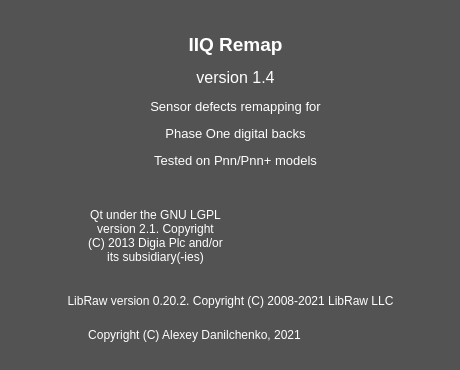
This is IIQRemap/common/about.ui in Alexey-Danilchenko/PhaseOne-IIQ-Tools as Qt 5 draws it before an edit. The edited form follows.
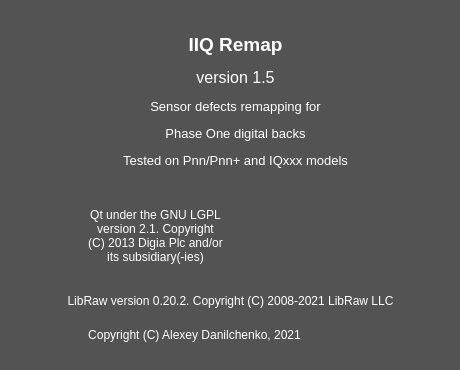
This is the edited form. Icons and pictures are not drawn.

Commit message:
Added support for Pnn+ and IQnnn backs with Sensor+
Those backs require two parts calibration file, support for two part calibration mode has been added to remap application.

The edit to the form file:
```diff
--- a/IIQRemap/common/about.ui
+++ b/IIQRemap/common/about.ui
@@ -175,7 +175,7 @@
     <cursorShape>PointingHandCursor</cursorShape>
    </property>
    <property name="text">
-    <string>&lt;html&gt;&lt;head/&gt;&lt;body&gt;&lt;p align=&quot;center&quot;&gt;&lt;span style=&quot; font-size:14pt; font-weight:600;&quot;&gt;IIQ Remap&lt;/span&gt;&lt;/p&gt;&lt;p align=&quot;center&quot;&gt;&lt;span style=&quot; font-size:12pt;&quot;&gt;version 1.4&lt;/span&gt;&lt;/p&gt;&lt;p align=&quot;center&quot;&gt;&lt;span style=&quot; font-size:10pt;&quot;&gt;Sensor defects remapping for&lt;/span&gt;&lt;/p&gt;&lt;p align=&quot;center&quot;&gt;&lt;span style=&quot; font-size:10pt;&quot;&gt;Phase One digital backs&lt;/span&gt;&lt;/p&gt;&lt;p align=&quot;center&quot;&gt;&lt;span style=&quot; font-size:10pt;&quot;&gt;Tested on Pnn/Pnn+ models&lt;/span&gt;&lt;/p&gt;&lt;/body&gt;&lt;/html&gt;</string>
+    <string>&lt;html&gt;&lt;head/&gt;&lt;body&gt;&lt;p align=&quot;center&quot;&gt;&lt;span style=&quot; font-size:14pt; font-weight:600;&quot;&gt;IIQ Remap&lt;/span&gt;&lt;/p&gt;&lt;p align=&quot;center&quot;&gt;&lt;span style=&quot; font-size:12pt;&quot;&gt;version 1.5&lt;/span&gt;&lt;/p&gt;&lt;p align=&quot;center&quot;&gt;&lt;span style=&quot; font-size:10pt;&quot;&gt;Sensor defects remapping for&lt;/span&gt;&lt;/p&gt;&lt;p align=&quot;center&quot;&gt;&lt;span style=&quot; font-size:10pt;&quot;&gt;Phase One digital backs&lt;/span&gt;&lt;/p&gt;&lt;p align=&quot;center&quot;&gt;&lt;span style=&quot; font-size:10pt;&quot;&gt;Tested on Pnn/Pnn+ and IQxxx models&lt;/span&gt;&lt;/p&gt;&lt;/body&gt;&lt;/html&gt;</string>
    </property>
    <property name="alignment">
     <set>Qt::AlignLeading|Qt::AlignLeft|Qt::AlignVCenter</set>
```
Left out of the diff: 2 changed lines with no effect on the pictures. The commit also changes 11 other files.
